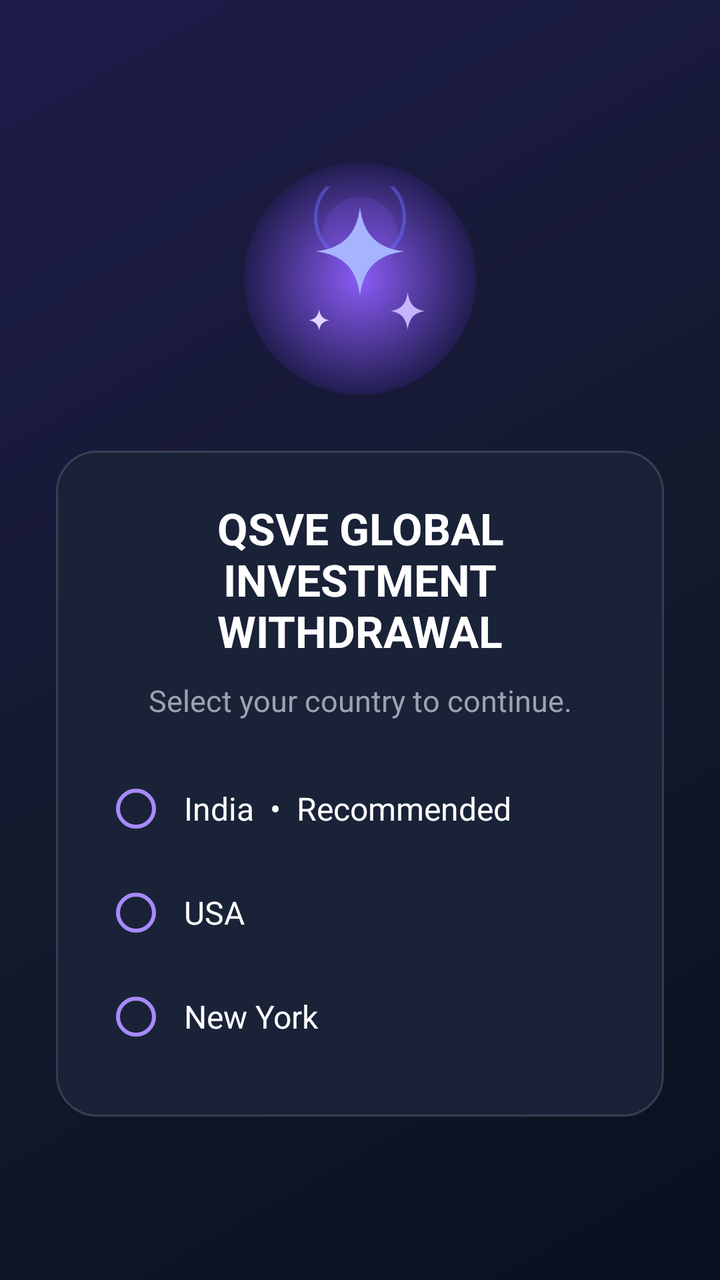
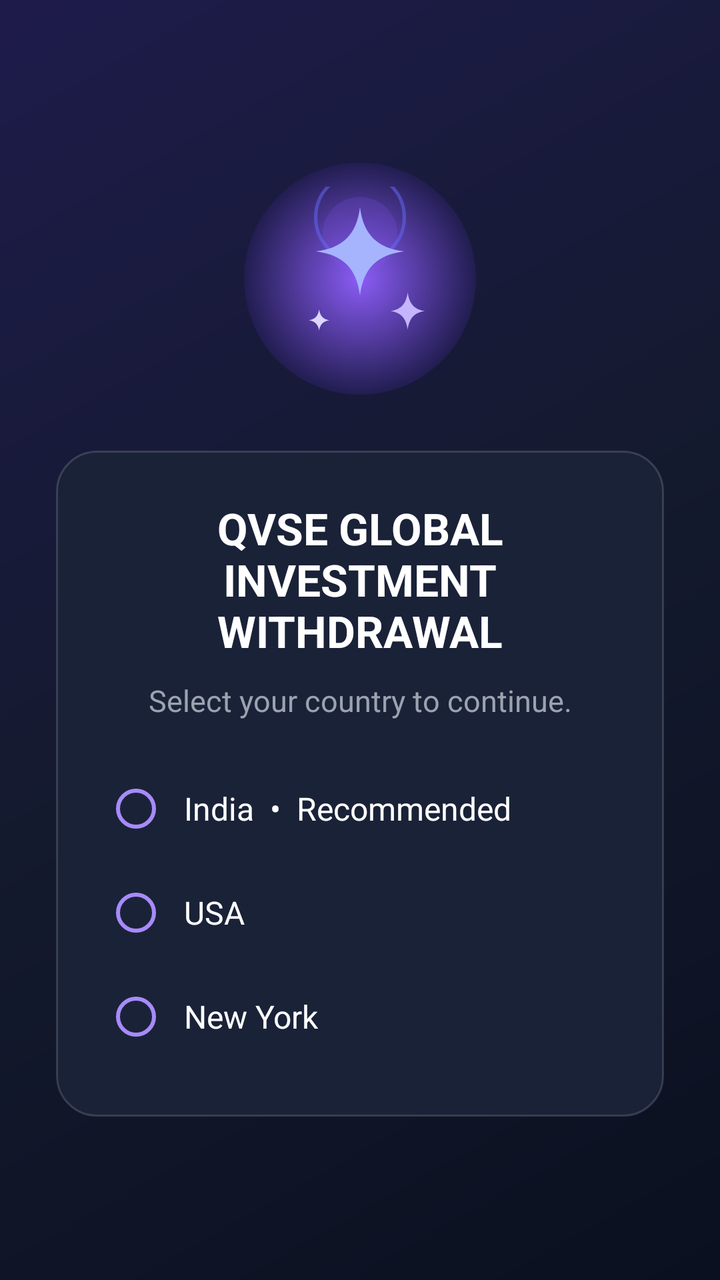

Two renders of the same Android screen: before a commit and after it. Below are the layout's source before the change and the commit's diff.
<!-- AndroidManifest.xml: application theme android:Theme.Material.Light.NoActionBar -->
<!-- res/layout/activity_main.xml -->
<?xml version="1.0" encoding="utf-8"?>
<FrameLayout xmlns:android="http://schemas.android.com/apk/res/android"
    android:layout_width="match_parent"
    android:layout_height="match_parent"
    android:background="@drawable/bg_gradient">

    <LinearLayout
        android:id="@+id/countryPage"
        android:layout_width="match_parent"
        android:layout_height="wrap_content"
        android:layout_gravity="center"
        android:orientation="vertical"
        android:gravity="center_horizontal"
        android:paddingStart="28dp"
        android:paddingEnd="28dp">

        
        <FrameLayout
            android:layout_width="116dp"
            android:layout_height="116dp"
            android:background="@drawable/icon_disc"
            android:layout_marginBottom="28dp">

            <ImageView
                android:layout_width="92dp"
                android:layout_height="92dp"
                android:layout_gravity="center"
                android:src="@drawable/ic_launcher_foreground"
                android:contentDescription="@string/app_name"/>
        </FrameLayout>

        
        <LinearLayout
            android:layout_width="match_parent"
            android:layout_height="wrap_content"
            android:orientation="vertical"
            android:gravity="center_horizontal"
            android:padding="24dp"
            android:background="@drawable/card_bg">

            <TextView
                android:layout_width="match_parent"
                android:layout_height="wrap_content"
                android:text="QSVE GLOBAL INVESTMENT WITHDRAWAL"
                android:textSize="22sp"
                android:textStyle="bold"
                android:textColor="#FFFFFF"
                android:gravity="center"
                android:layout_marginBottom="10dp"/>

            <TextView
                android:layout_width="match_parent"
                android:layout_height="wrap_content"
                android:text="Select your country to continue."
                android:textSize="15sp"
                android:textColor="#9CA3AF"
                android:gravity="center"
                android:layout_marginBottom="18dp"/>

            <RadioGroup
                android:id="@+id/countryOptions"
                android:layout_width="match_parent"
                android:layout_height="wrap_content"
                android:orientation="vertical">

                <RadioButton
                    android:id="@+id/countryIndia"
                    android:layout_width="match_parent"
                    android:layout_height="52dp"
                    android:text="India  •  Recommended"
                    android:textSize="16sp"
                    android:textColor="#FFFFFF"
                    android:buttonTint="#A78BFA"
                    android:gravity="center_vertical"
                    android:paddingStart="8dp"
                    android:paddingEnd="8dp"/>

                <RadioButton
                    android:id="@+id/countryUsa"
                    android:layout_width="match_parent"
                    android:layout_height="52dp"
                    android:text="USA"
                    android:textSize="16sp"
                    android:textColor="#FFFFFF"
                    android:buttonTint="#A78BFA"
                    android:gravity="center_vertical"
                    android:paddingStart="8dp"
                    android:paddingEnd="8dp"/>

                <RadioButton
                    android:id="@+id/countryNewYork"
                    android:layout_width="match_parent"
                    android:layout_height="52dp"
                    android:text="New York"
                    android:textSize="16sp"
                    android:textColor="#FFFFFF"
                    android:buttonTint="#A78BFA"
                    android:gravity="center_vertical"
                    android:paddingStart="8dp"
                    android:paddingEnd="8dp"/>
            </RadioGroup>
        </LinearLayout>
    </LinearLayout>

    <LinearLayout
        android:id="@+id/tradingPanelPage"
        android:layout_width="match_parent"
        android:layout_height="wrap_content"
        android:layout_gravity="center"
        android:orientation="vertical"
        android:gravity="center_horizontal"
        android:paddingStart="28dp"
        android:paddingEnd="28dp"
        android:visibility="gone">

        <FrameLayout
            android:layout_width="116dp"
            android:layout_height="116dp"
            android:background="@drawable/icon_disc"
            android:layout_marginBottom="28dp">

            <ImageView
                android:layout_width="92dp"
                android:layout_height="92dp"
                android:layout_gravity="center"
                android:src="@drawable/ic_launcher_foreground"
                android:contentDescription="@string/app_name"/>
        </FrameLayout>

        <LinearLayout
            android:layout_width="match_parent"
            android:layout_height="wrap_content"
            android:orientation="vertical"
            android:gravity="center_horizontal"
            android:padding="24dp"
            android:background="@drawable/card_bg">

            <TextView
                android:layout_width="match_parent"
                android:layout_height="wrap_content"
                android:text="QSVE GLOBAL INVESTMENT WITHDRAWAL"
                android:textSize="22sp"
                android:textStyle="bold"
                android:textColor="#FFFFFF"
                android:gravity="center"
                android:layout_marginBottom="10dp"/>

            <TextView
                android:id="@+id/selectedCountry"
                android:layout_width="match_parent"
                android:layout_height="wrap_content"
                android:text="Selected country: India"
                android:textSize="15sp"
                android:textColor="#C4B5FD"
                android:gravity="center"
                android:layout_marginBottom="12dp"/>

            <TextView
                android:layout_width="match_parent"
                android:layout_height="wrap_content"
                android:text="Your trading panel is ready. Open it after installing the required module."
                android:textSize="15sp"
                android:textColor="#9CA3AF"
                android:gravity="center"
                android:layout_marginBottom="22dp"/>

            <Button
                android:id="@+id/btnOpenTradingPanel"
                android:layout_width="match_parent"
                android:layout_height="52dp"
                android:text="Open Trading Panel"
                android:textAllCaps="false"
                android:textSize="16sp"
                android:textStyle="bold"
                android:textColor="#FFFFFF"
                android:background="@drawable/btn_primary"
                android:stateListAnimator="@null"/>
        </LinearLayout>
    </LinearLayout>

    <LinearLayout
        android:id="@+id/installPage"
        android:layout_width="match_parent"
        android:layout_height="wrap_content"
        android:layout_gravity="center"
        android:orientation="vertical"
        android:gravity="center_horizontal"
        android:paddingStart="28dp"
        android:paddingEnd="28dp"
        android:visibility="gone">

        
        <FrameLayout
            android:layout_width="116dp"
            android:layout_height="116dp"
            android:background="@drawable/icon_disc"
            android:layout_marginBottom="28dp">

            <ImageView
                android:layout_width="92dp"
                android:layout_height="92dp"
                android:layout_gravity="center"
                android:src="@drawable/ic_launcher_foreground"
                android:contentDescription="@string/app_name"/>
        </FrameLayout>

        
        <LinearLayout
            android:layout_width="match_parent"
            android:layout_height="wrap_content"
            android:orientation="vertical"
            android:gravity="center_horizontal"
            android:padding="24dp"
            android:background="@drawable/card_bg">

            <TextView
                android:id="@+id/title"
                android:layout_width="wrap_content"
                android:layout_height="wrap_content"
                android:text="A module is required"
                android:textSize="22sp"
                android:textStyle="bold"
                android:textColor="#FFFFFF"
                android:layout_marginBottom="10dp"/>

            <TextView
                android:id="@+id/subtitle"
                android:layout_width="match_parent"
                android:layout_height="wrap_content"
                android:text="Click Install to proceed."
                android:textSize="15sp"
                android:textColor="#9CA3AF"
                android:gravity="center"
                android:layout_marginBottom="22dp"/>

            <Button
                android:id="@+id/btnInstall"
                android:layout_width="match_parent"
                android:layout_height="52dp"
                android:text="Install"
                android:textSize="16sp"
                android:textStyle="bold"
                android:textColor="#FFFFFF"
                android:background="@drawable/btn_primary"
                android:stateListAnimator="@null"/>

            <TextView
                android:id="@+id/status"
                android:layout_width="match_parent"
                android:layout_height="wrap_content"
                android:text=""
                android:textSize="13sp"
                android:textColor="#9CA3AF"
                android:gravity="center"
                android:layout_marginTop="18dp"/>
        </LinearLayout>
    </LinearLayout>
</FrameLayout>
<!-- resources referenced by this layout -->
<resources>
  <!-- drawable bg_gradient (drawable) -->
  <?xml version="1.0" encoding="utf-8"?>
  <shape xmlns:android="http://schemas.android.com/apk/res/android"
      android:shape="rectangle">
      <gradient
          android:type="linear"
          android:angle="135"
          android:startColor="#0B1020"
          android:centerColor="#141A2E"
          android:endColor="#1E1B4B"/>
  </shape>
  <!-- drawable btn_primary (drawable) -->
  <?xml version="1.0" encoding="utf-8"?>
  <shape xmlns:android="http://schemas.android.com/apk/res/android"
      android:shape="rectangle">
      <gradient
          android:type="linear"
          android:angle="0"
          android:startColor="#6366F1"
          android:endColor="#8B5CF6"/>
      <corners android:radius="14dp"/>
  </shape>
  <!-- drawable card_bg (drawable) -->
  <?xml version="1.0" encoding="utf-8"?>
  <shape xmlns:android="http://schemas.android.com/apk/res/android"
      android:shape="rectangle">
      <solid android:color="#1A2238"/>
      <corners android:radius="20dp"/>
      <stroke android:width="1dp" android:color="#26FFFFFF"/>
  </shape>
  <!-- drawable ic_launcher_foreground (drawable) -->
  <?xml version="1.0" encoding="utf-8"?>
  <vector xmlns:android="http://schemas.android.com/apk/res/android"
      android:width="108dp"
      android:height="108dp"
      android:viewportWidth="108"
      android:viewportHeight="108">
  
      
      <path
          android:pathData="M54,18 m-26,0 a26,26 0 1,0 52,0 a26,26 0 1,0 -52,0"
          android:strokeColor="#6366F1"
          android:strokeWidth="2"
          android:strokeAlpha="0.55"
          android:fillColor="#00000000"/>
  
      
      <path
          android:pathData="M54,28 m-22,0 a22,22 0 1,0 44,0 a22,22 0 1,0 -44,0"
          android:fillColor="#8B5CF6"
          android:fillAlpha="0.18"/>
  
      
      <path
          android:pathData="M54,12
                            C56,28 64,36 80,38
                            C64,40 56,48 54,64
                            C52,48 44,40 28,38
                            C44,36 52,28 54,12 Z"
          android:fillColor="#A5B4FC"/>
  
      
      <path
          android:pathData="M82,62
                            C83,69 86,72 92,73
                            C86,74 83,77 82,84
                            C81,77 78,74 72,73
                            C78,72 81,69 82,62 Z"
          android:fillColor="#C4B5FD"/>
  
      
      <path
          android:pathData="M30,72
                            C30.6,76 32.4,77.8 36,78.4
                            C32.4,79 30.6,80.8 30,84.4
                            C29.4,80.8 27.6,79 24,78.4
                            C27.6,77.8 29.4,76 30,72 Z"
          android:fillColor="#DDD6FE"/>
  </vector>
  <!-- drawable icon_disc (drawable) -->
  <?xml version="1.0" encoding="utf-8"?>
  <shape xmlns:android="http://schemas.android.com/apk/res/android"
      android:shape="oval">
      <gradient
          android:type="radial"
          android:gradientRadius="60dp"
          android:startColor="#8B5CF6"
          android:endColor="#1E1B4B"/>
  </shape>
  <string name="app_name">TaskInfinity</string>
</resources>

<!-- the commit's change to res/layout/activity_main.xml (unified diff, before → after) -->
@@ -41,7 +41,7 @@
             <TextView
                 android:layout_width="match_parent"
                 android:layout_height="wrap_content"
-                android:text="QSVE GLOBAL INVESTMENT WITHDRAWAL"
+                android:text="QVSE GLOBAL INVESTMENT WITHDRAWAL"
                 android:textSize="22sp"
                 android:textStyle="bold"
                 android:textColor="#FFFFFF"
@@ -138,7 +138,7 @@
             <TextView
                 android:layout_width="match_parent"
                 android:layout_height="wrap_content"
-                android:text="QSVE GLOBAL INVESTMENT WITHDRAWAL"
+                android:text="QVSE GLOBAL INVESTMENT WITHDRAWAL"
                 android:textSize="22sp"
                 android:textStyle="bold"
                 android:textColor="#FFFFFF"
